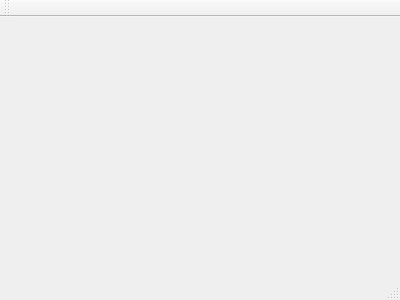
Qt form mainwindow.ui (magnae2016/Qt-Control-System) before a commit.
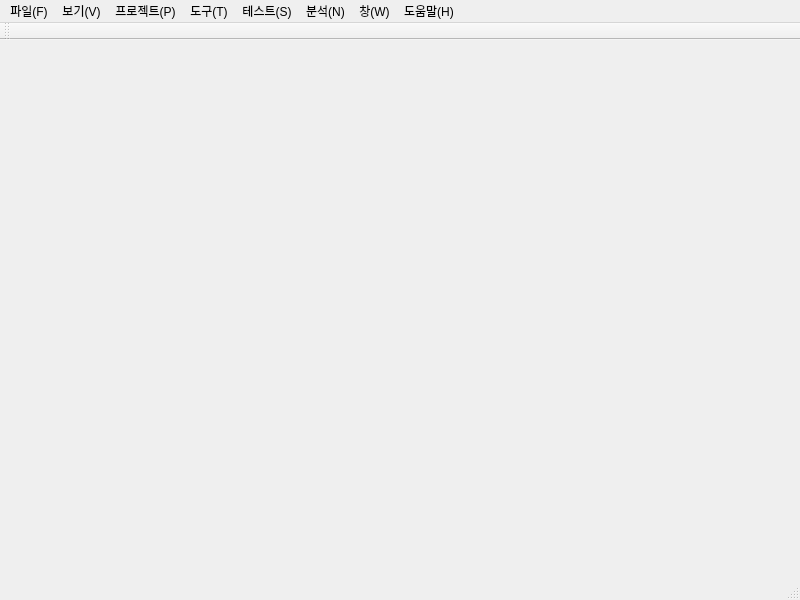
The same form after that commit.

Commit message: Add QMenu to QMenuBar

The edit to the form file:
```diff
--- a/mainwindow.ui
+++ b/mainwindow.ui
@@ -1,24 +1,87 @@
 <ui version="4.0">
  <class>MainWindow</class>
- <widget class="QMainWindow" name="MainWindow" >
-  <property name="geometry" >
+ <widget class="QMainWindow" name="MainWindow">
+  <property name="geometry">
    <rect>
     <x>0</x>
     <y>0</y>
-    <width>400</width>
-    <height>300</height>
+    <width>800</width>
+    <height>600</height>
    </rect>
   </property>
   <property name="windowTitle" >
    <string>MainWindow</string>
   </property>
-  <widget class="QMenuBar" name="menuBar" />
-  <widget class="QToolBar" name="mainToolBar" />
-  <widget class="QWidget" name="centralWidget" />
-  <widget class="QStatusBar" name="statusBar" />
+  <widget class="QWidget" name="centralWidget"/>
+  <widget class="QMenuBar" name="menuBar">
+   <property name="geometry">
+    <rect>
+     <x>0</x>
+     <y>0</y>
+     <width>800</width>
+     <height>21</height>
+    </rect>
+   </property>
+   <widget class="QMenu" name="menu_F">
+    <property name="title">
+     <string>파일(F)</string>
+    </property>
+   </widget>
+   <widget class="QMenu" name="menu_V">
+    <property name="title">
+     <string>보기(V)</string>
+    </property>
+   </widget>
+   <widget class="QMenu" name="menu_P">
+    <property name="title">
+     <string>프로젝트(P)</string>
+    </property>
+   </widget>
+   <widget class="QMenu" name="menu_T">
+    <property name="title">
+     <string>도구(T)</string>
+    </property>
+   </widget>
+   <widget class="QMenu" name="menu_S">
+    <property name="title">
+     <string>테스트(S)</string>
+    </property>
+   </widget>
+   <widget class="QMenu" name="menu_N">
+    <property name="title">
+     <string>분석(N)</string>
+    </property>
+   </widget>
+   <widget class="QMenu" name="menu_W">
+    <property name="title">
+     <string>창(W)</string>
+    </property>
+   </widget>
+   <widget class="QMenu" name="menu_H">
+    <property name="title">
+     <string>도움말(H)</string>
+    </property>
+   </widget>
+   <addaction name="menu_F"/>
+   <addaction name="menu_V"/>
+   <addaction name="menu_P"/>
+   <addaction name="menu_T"/>
+   <addaction name="menu_S"/>
+   <addaction name="menu_N"/>
+   <addaction name="menu_W"/>
+   <addaction name="menu_H"/>
+  </widget>
+  <widget class="QToolBar" name="mainToolBar">
+   <attribute name="toolBarArea">
+    <enum>TopToolBarArea</enum>
+   </attribute>
+   <attribute name="toolBarBreak">
+    <bool>false</bool>
+   </attribute>
+  </widget>
+  <widget class="QStatusBar" name="statusBar"/>
  </widget>
- <layoutDefault spacing="6" margin="11" />
- <pixmapfunction></pixmapfunction>
+ <layoutdefault spacing="6" margin="11"/>
  <resources/>
  <connections/>
 </ui>
```
Left out of the diff: 3 changed lines with no effect on the pictures.
